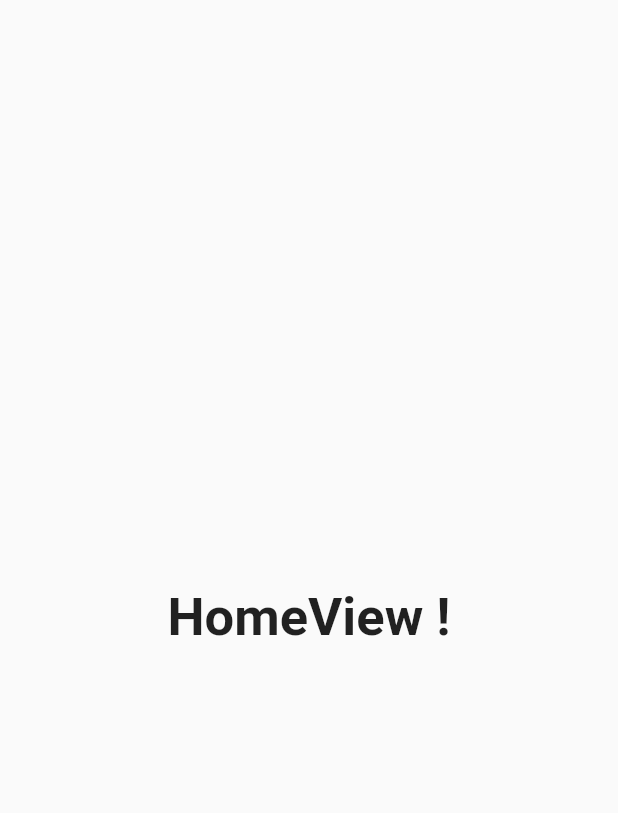
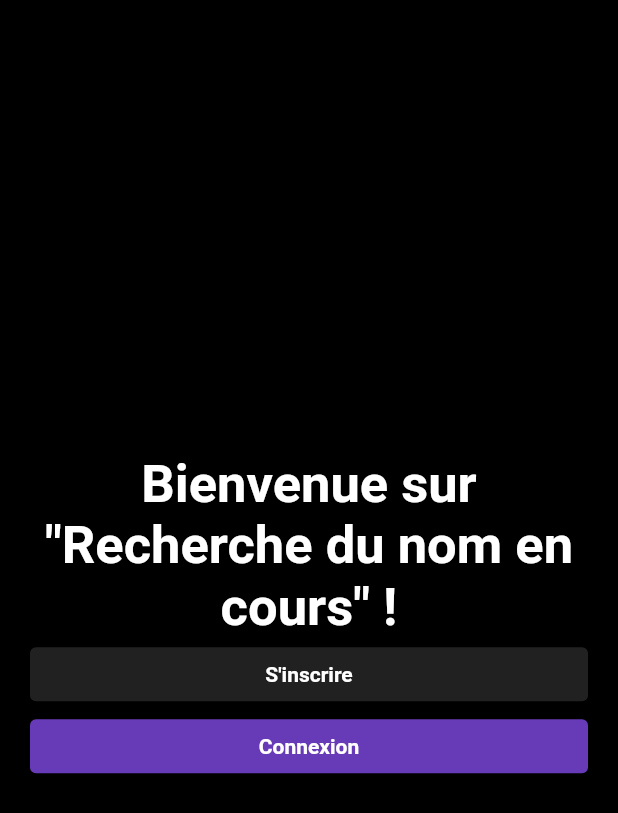
Before and after one commit to magusin/flutter_app, a Flutter app: the screen it shows after launch, on a phone screen of 412 x 824 dp. Shown: the top 813 px of the screen. Run offline on Flutter 3.47's test engine with Material 2 defaults, Android fonts, the phone set to English and light mode, and no system bars.

Commit message:
home_view + button Signin Signup add

```diff
--- a/lib/views/home_view.dart
+++ b/lib/views/home_view.dart
@@ -1,23 +1,61 @@
-
-
 import 'package:flutter/material.dart';
 
+import './auth/signin_view.dart';
+import './auth/signup_view.dart';
+
 class HomeView extends StatelessWidget {
-  const HomeView ({ Key? key }) : super(key: key);
+  static String routeName = '/home';
+  const HomeView({Key? key}) : super(key: key);
 
   @override
   Widget build(BuildContext context) {
     return Scaffold(
       body: Container(
+        padding: const EdgeInsets.all(20),
         alignment: Alignment.center,
-        child: const Text(
-          'HomeView !',
-        style: TextStyle(
-          fontSize: 35,
-          fontWeight: FontWeight.bold,
+        color: Colors.black,
+        child: Column(
+          mainAxisAlignment: MainAxisAlignment.center,
+          crossAxisAlignment: CrossAxisAlignment.stretch,
+          children: [
+            const Text(
+              'Bienvenue sur "Recherche du nom en cours" !',
+              style: TextStyle(
+                fontSize: 35,
+                color: Colors.white,
+                fontWeight: FontWeight.bold,
+              ),
+              textAlign: TextAlign.center,
+            ),
+            TextButton(
+               style: TextButton.styleFrom(
+              backgroundColor: Colors.grey.shade900,
+              ),
+              onPressed: () {
+                 Navigator.pushNamed(context, SignupView.routeName);
+              },
+              child: const Text('S\'inscrire',
+                  style: TextStyle(
+                    fontWeight: FontWeight.bold,
+                    color: Colors.white,
+                  )),
+            ),
+            TextButton(
+               style: TextButton.styleFrom(
+              backgroundColor: Theme.of(context).primaryColor,
+              ),
+              onPressed: () {
+                 Navigator.pushNamed(context, SigninView.routeName);
+              },
+              child: const Text('Connexion',
+                  style: TextStyle(
+                    fontWeight: FontWeight.bold,
+                    color: Colors.white,
+              )),
+            ),
+          ],
         ),
-        ),
-        ),
+      ),
     );
   }
 }
```
